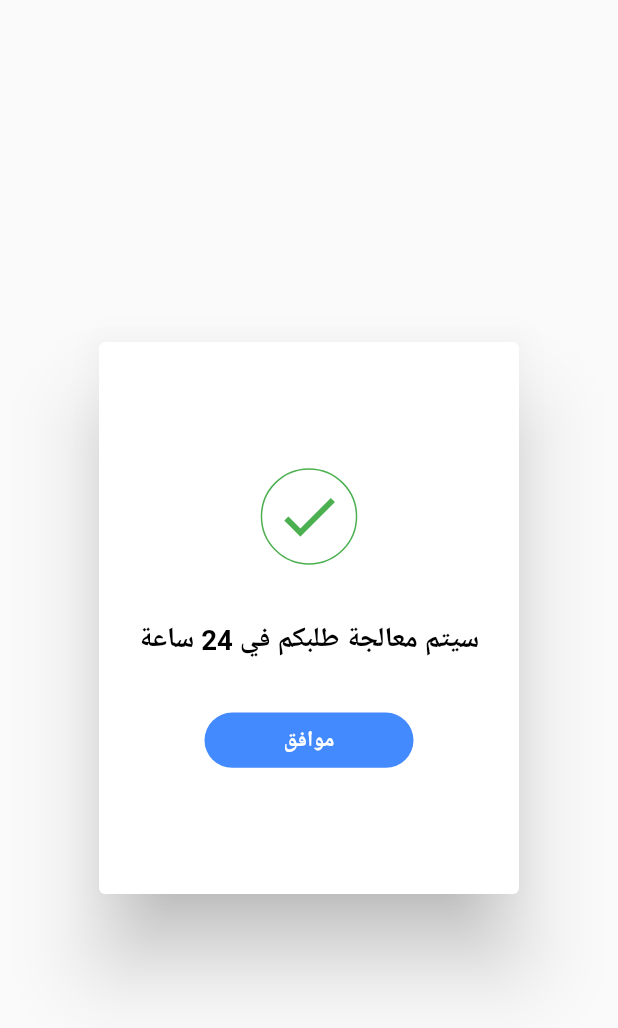
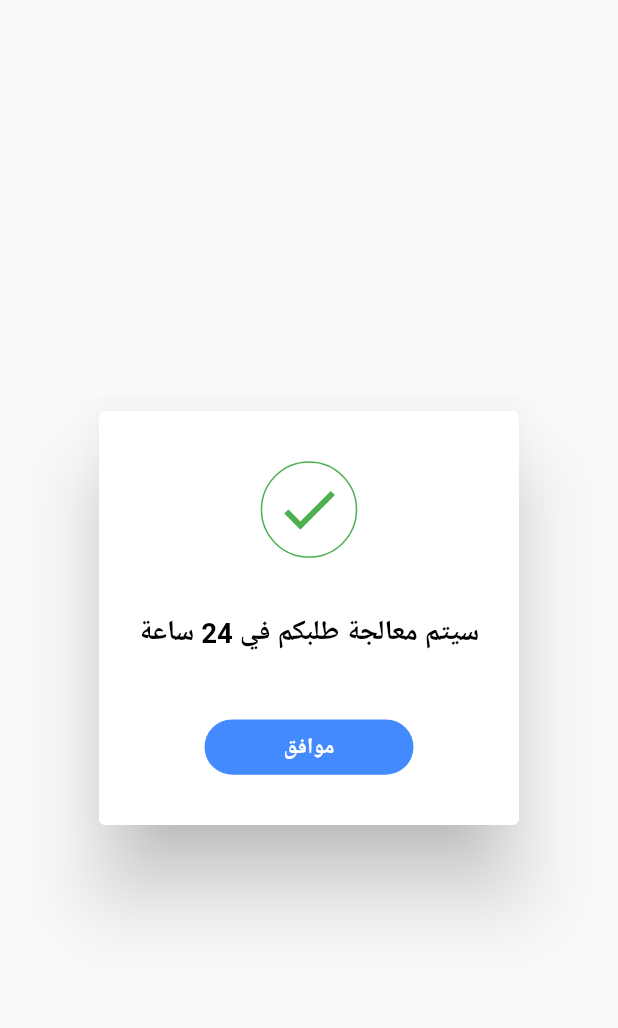
Before and after one commit to HoussemBousmaha/Ezan, a Flutter app: the SuccessDialog widget shown alone on an empty page, opened directly, on a phone screen of 412 x 824 dp. Shown: the top 1028 px of the screen. Run offline on Flutter 3.47's test engine with Material 2 defaults, Android fonts, the phone set to English and light mode, and no system bars; our stand-ins replace flutter_hooks, flutter_svg, google_fonts, hooks_riverpod, sleek_circular_slider; Roboto replaces fonts that are missing (Mada).

Commit message:
size modification

```diff
--- a/lib/screens/loan_screen.dart/components/success_dialog.dart
+++ b/lib/screens/loan_screen.dart/components/success_dialog.dart
@@ -10,7 +10,7 @@ class SuccessDialog extends StatelessWidget {
   Widget build(BuildContext context) {
     return Dialog(
       child: Container(
-        height: SizeConfig.height(400),
+        height: SizeConfig.height(300),
         width: SizeConfig.width(200),
         decoration: BoxDecoration(
           color: Colors.white,
@@ -42,7 +42,7 @@ class SuccessDialog extends StatelessWidget {
                 color: Colors.black,
               ),
             ),
-            SizeConfig.addVerticalSpace(40),
+            SizeConfig.addVerticalSpace(50),
             GestureDetector(
               onTap: () {
                 Navigator.of(context).pop();
```
